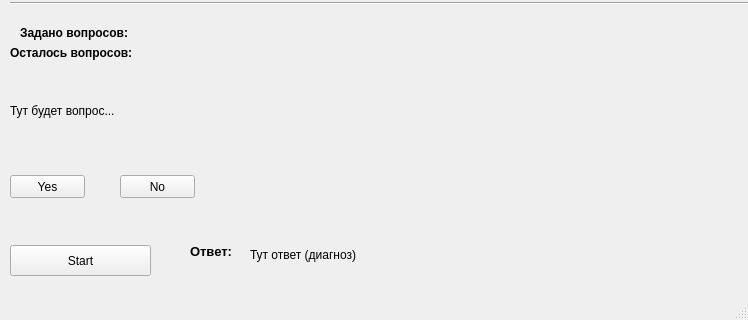
Above: UI/mainwindow.ui from johuex/expert_system_choice-of-profession before the change; both pictures show x 0 to 748 and y 395 to 715 of the 748 by 715 pixel window. Below: the same form after it.
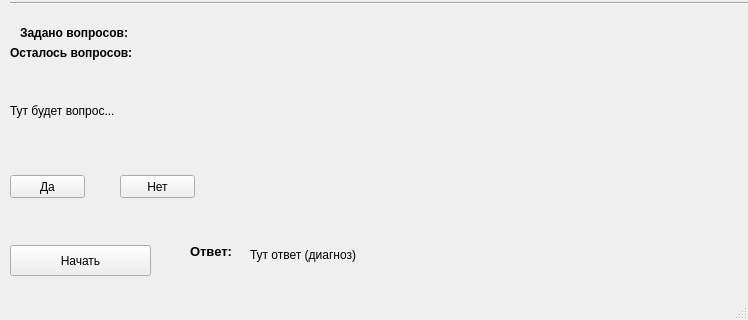
That is the form after the change.

Commit message: refactor: UI, excluding diagnosis if < epselon

What changed in the file:
```diff
--- a/UI/mainwindow.ui
+++ b/UI/mainwindow.ui
@@ -32,7 +32,7 @@
      <rect>
       <x>250</x>
       <y>640</y>
-      <width>111</width>
+      <width>391</width>
       <height>20</height>
      </rect>
     </property>
@@ -50,7 +50,7 @@
      </rect>
     </property>
     <property name="text">
-     <string>Yes</string>
+     <string>Да</string>
     </property>
    </widget>
    <widget class="QPushButton" name="noPushButton">
@@ -63,7 +63,7 @@
      </rect>
     </property>
     <property name="text">
-     <string>No</string>
+     <string>Нет</string>
     </property>
    </widget>
    <widget class="QLabel" name="label">
@@ -249,7 +249,7 @@
      </rect>
     </property>
     <property name="text">
-     <string>Start</string>
+     <string>Начать</string>
     </property>
    </widget>
    <widget class="QLabel" name="countAllQuestionLabel">
```
Left out of the diff: 4 changed lines with no effect on the pictures. The commit also changes 2 other files.
